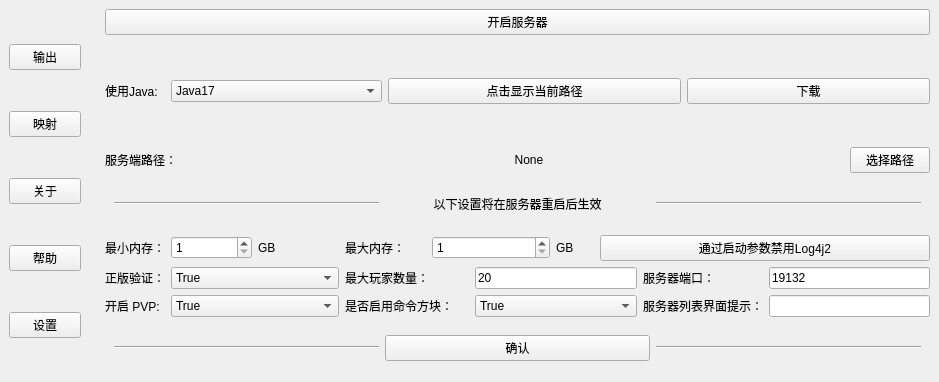
Above: kfq.ui from MojaveHao/MSL2-Python before the change. Below: the same form after it.
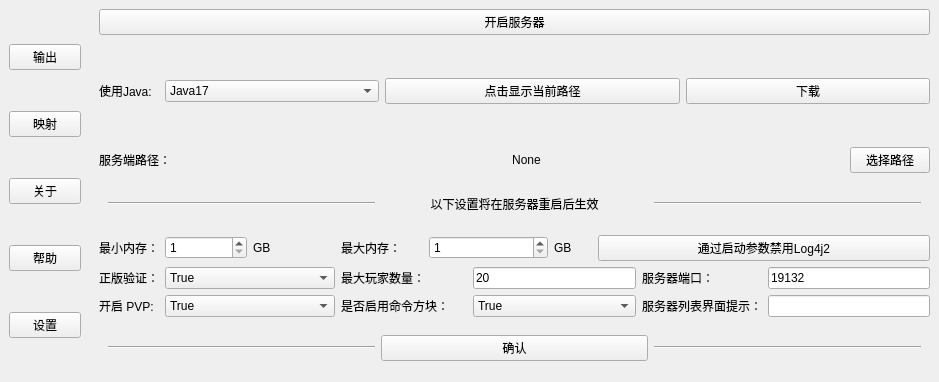
That is the form after the change.

Commit message: 再次优化

The edit to the form file:
```diff
--- a/kfq.ui
+++ b/kfq.ui
@@ -27,6 +27,9 @@
     <property name="bottomMargin">
      <number>0</number>
     </property>
+    <property name="horizontalSpacing">
+     <number>0</number>
+    </property>
     <item row="0" column="0">
      <widget class="QWidget" name="widget" native="true">
       <property name="minimumSize">
```
The commit also changes 1 other file.
